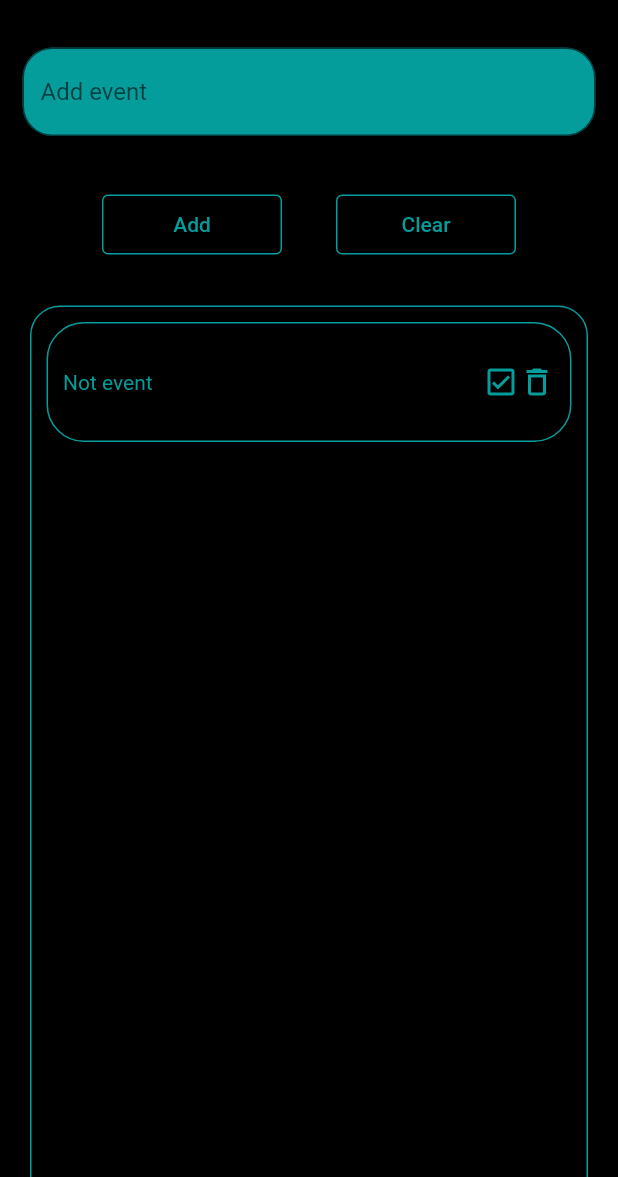
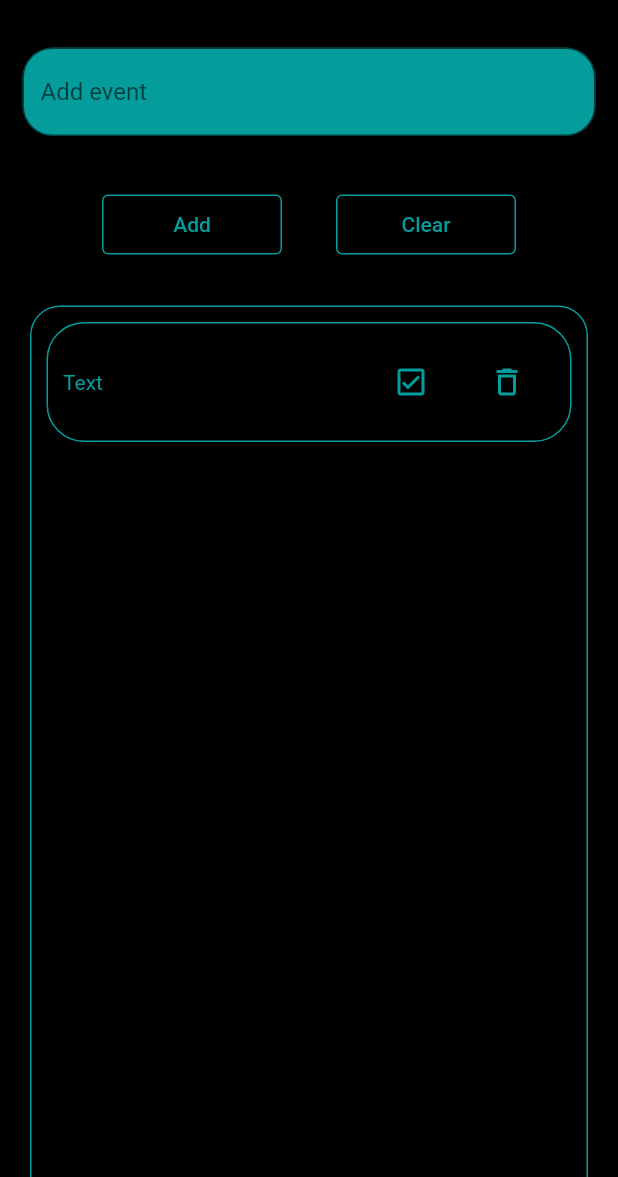
Before and after one commit to matev0syan/ToDoList, a Flutter app: the screen it shows after launch, on a phone screen of 412 x 824 dp, the part 59-1236 px from its top. Run offline on Flutter 3.47's test engine with Material 2 defaults, Android fonts, the phone set to English and light mode, and no system bars; Roboto replaces fonts that are missing (Times New Roman).

Commit message:
button change

```diff
--- a/lib/BLoC/buttn_add_clear.dart
+++ /dev/null
@@ -1,34 +0,0 @@
-import 'dart:async';
-
-import 'package:flutter/material.dart';
-
-enum TextEvent { event_add, event_clear }
-
-class TextBloc {
-  String _text = '';
-
-  final _input = StreamController<TextEvent>();
-  StreamSink<TextEvent> get inputsink => _input.sink;
-
-  final _output = StreamController<String>();
-  Stream<String> get outputstream => _output.stream;
-
-  void _eventext(TextEvent event) {
-    if (event == TextEvent.event_add)
-      _text = 'Add text';
-    else if (event == TextEvent.event_clear)
-      _text = '';
-    else
-      throw Exception("wrong");
-    _output.sink.add(_text);
-  }
-
-  ColorsBloc() {
-    _input.stream.listen(_eventext);
-  }
-
-  void dispose() {
-    _input.close();
-    _output.close();
-  }
-}
--- /dev/null
+++ b/lib/BLoC/buttn_color.dart
@@ -0,0 +1,34 @@
+import 'dart:async';
+
+import 'package:flutter/material.dart';
+
+enum ColorEvent { event_green, event_red }
+
+class ColorBloc {
+  Color _color = Colors.green;
+
+  final _input = StreamController<ColorEvent>();
+  StreamSink<ColorEvent> get inputsink => _input.sink;
+
+  final _output = StreamController<Color>();
+  Stream<Color> get outputstream => _output.stream;
+
+  void _eventext(ColorEvent event) {
+    if (event == ColorEvent.event_green)
+      _color = Colors.green;
+    else if (event == ColorEvent.event_red)
+      _color = Colors.red;
+    else
+      throw Exception("wrong");
+    _output.sink.add(_color);
+  }
+
+  ColorsBloc() {
+    _input.stream.listen(_eventext);
+  }
+
+  void dispose() {
+    _input.close();
+    _output.close();
+  }
+}
--- a/lib/input_components/button_add.dart
+++ b/lib/input_components/button_add.dart
@@ -1,14 +1,11 @@
 import 'package:flutter/material.dart';
-import '../BLoC/buttn_add_clear.dart';
+import '../BLoC/buttn_color.dart';
 
-class ButtonAdd extends StatefulWidget {
-  const ButtonAdd({Key? key}) : super(key: key);
+class ButtonAdd extends StatelessWidget {
+  const ButtonAdd({
+    Key? key,
+  }) : super(key: key);
 
-  @override
-  State<ButtonAdd> createState() => _ButtonAddState();
-}
-
-class _ButtonAddState extends State<ButtonAdd> {
   @override
   Widget build(BuildContext context) {
     return Padding(
@@ -22,7 +19,7 @@ class _ButtonAddState extends State<ButtonAdd> {
           primary: const Color.fromARGB(255, 0, 0, 0),
           onPrimary: const Color.fromARGB(255, 5, 156, 156),
         ),
-        child: const Text('Add'),
+        child: Text('Add'),
         onPressed: () {},
       ),
     );
--- a/lib/input_components/input_space.dart
+++ b/lib/input_components/input_space.dart
@@ -1,6 +1,6 @@
 import 'package:flutter/material.dart';
 
-import '../BLoC/buttn_add_clear.dart';
+var inputtext = TextEditingController();
 
 class InputSpace extends StatefulWidget {
   const InputSpace({Key? key}) : super(key: key);
@@ -10,15 +10,13 @@ class InputSpace extends StatefulWidget {
 }
 
 class _InputSpaceState extends State<InputSpace> {
-  var _controller = TextEditingController();
-
   @override
   Widget build(BuildContext context) {
     return StreamBuilder<String>(builder: (context, snapshot) {
       return Padding(
         padding: const EdgeInsets.all(15.0),
         child: TextField(
-          controller: _controller,
+          controller: inputtext,
           decoration: InputDecoration(
               hintText: 'Add event',
               border:
--- a/lib/main.dart
+++ b/lib/main.dart
@@ -16,8 +16,6 @@ class MyApp extends StatefulWidget {
 }
 
 class _MyAppState extends State<MyApp> {
-  var _controller = TextEditingController();
-
   @override
   Widget build(BuildContext context) {
     return MaterialApp(
@@ -37,40 +35,10 @@ class _MyAppState extends State<MyApp> {
             ),
             body: Column(
               children: [
-                Padding(
-                  padding: const EdgeInsets.all(15.0),
-                  child: TextField(
-                    controller: _controller,
-                    decoration: InputDecoration(
-                        hintText: 'Add event',
-                        border: OutlineInputBorder(
-                            borderRadius: BorderRadius.circular(20)),
-                        fillColor: Color.fromARGB(255, 5, 156, 156),
-                        filled: true),
-                  ),
-                ),
+                InputSpace(),
                 Row(
                   mainAxisAlignment: MainAxisAlignment.spaceAround,
-                  children: [
-                    ButtonAdd(),
-                    Padding(
-                      padding: const EdgeInsets.fromLTRB(10, 20, 60, 10),
-                      child: ElevatedButton(
-                        style: ElevatedButton.styleFrom(
-                          minimumSize: const Size(120, 40),
-                          side: const BorderSide(
-                            color: Color.fromARGB(255, 5, 156, 156),
-                          ),
-                          primary: const Color.fromARGB(255, 0, 0, 0),
-                          onPrimary: const Color.fromARGB(255, 5, 156, 156),
-                        ),
-                        child: const Text('Clear'),
-                        onPressed: () {
-                          _controller.clear();
-                        },
-                      ),
-                    ),
-                  ],
+                  children: [ButtonAdd(), ButtonClear()],
                 ),
                 ToDoContainer(),
               ],
--- a/lib/todolist_components/to_do.dart
+++ b/lib/todolist_components/to_do.dart
@@ -1,16 +1,29 @@
 import 'package:flutter/material.dart';
+import 'package:todolist/BLoC/buttn_color.dart';
 
-class ToDO extends StatelessWidget {
-  const ToDO({Key? key}) : super(key: key);
+class ToDO extends StatefulWidget {
+  const ToDO({Key? key, this.text1 = ''}) : super(key: key);
+  final String text1;
 
   @override
+  State<ToDO> createState() => _ToDOState();
+}
+
+class _ToDOState extends State<ToDO> {
+  ColorBloc _bloc = ColorBloc();
+  @override
   Widget build(BuildContext context) {
-    return Padding(
+    return StreamBuilder<Color>(
+      stream: _bloc.outputstream,
+      initialData: Colors.black,
+      builder: (context, snapshot) => Padding(
         padding: const EdgeInsets.all(10.0),
-      child: Container(
+        child: AnimatedContainer(
+            duration: Duration(milliseconds: 500),
             constraints: BoxConstraints(minHeight: 80),
             width: double.infinity,
             decoration: BoxDecoration(
+              color: snapshot.data,
               border: Border.all(
                 color: const Color.fromARGB(255, 5, 156, 156),
               ),
@@ -23,26 +36,37 @@ class ToDO extends StatelessWidget {
                 mainAxisAlignment: MainAxisAlignment.spaceBetween,
                 children: [
                   Text(
-                  'Not event',
+                    widget.text1,
                     style: TextStyle(
                       color: const Color.fromARGB(255, 5, 156, 156),
                     ),
                   ),
                   Row(
                     children: [
-                    Icon(
+                      TextButton(
+                        onPressed: () {
+                          _bloc.inputsink.add(ColorEvent.event_green);
+                        },
+                        child: Icon(
                           Icons.check_box_outlined,
                           color: const Color.fromARGB(255, 5, 156, 156),
                         ),
-                    Icon(
+                      ),
+                      TextButton(
+                        onPressed: () {
+                          _bloc.inputsink.add(ColorEvent.event_red);
+                        },
+                        child: Icon(
                           Icons.delete_outline,
                           color: const Color.fromARGB(255, 5, 156, 156),
                         ),
+                      )
                     ],
                   )
                 ],
               ),
             )),
+      ),
     );
   }
 }
--- a/lib/todolist_components/todolist_contanier.dart
+++ b/lib/todolist_components/todolist_contanier.dart
@@ -1,4 +1,5 @@
 import 'package:flutter/material.dart';
+import 'package:todolist/input_components/input_space.dart';
 
 import 'to_do.dart';
 
@@ -20,7 +21,9 @@ class ToDoContainer extends StatelessWidget {
           // color: Color.fromARGB(255, 0, 0, 0),
         ),
         child: Column(children: [
-          ToDO(),
+          ToDO(
+            text1: 'Text',
+          ),
         ]),
       ),
     );
```
Also changed, not shown: lib/home_page.dart (deleted, +0 -41 lines), lib/input_components/button_clear.dart (+3 -9 lines), 1 other file. Lines whose indentation alone changed are shown as unchanged.
